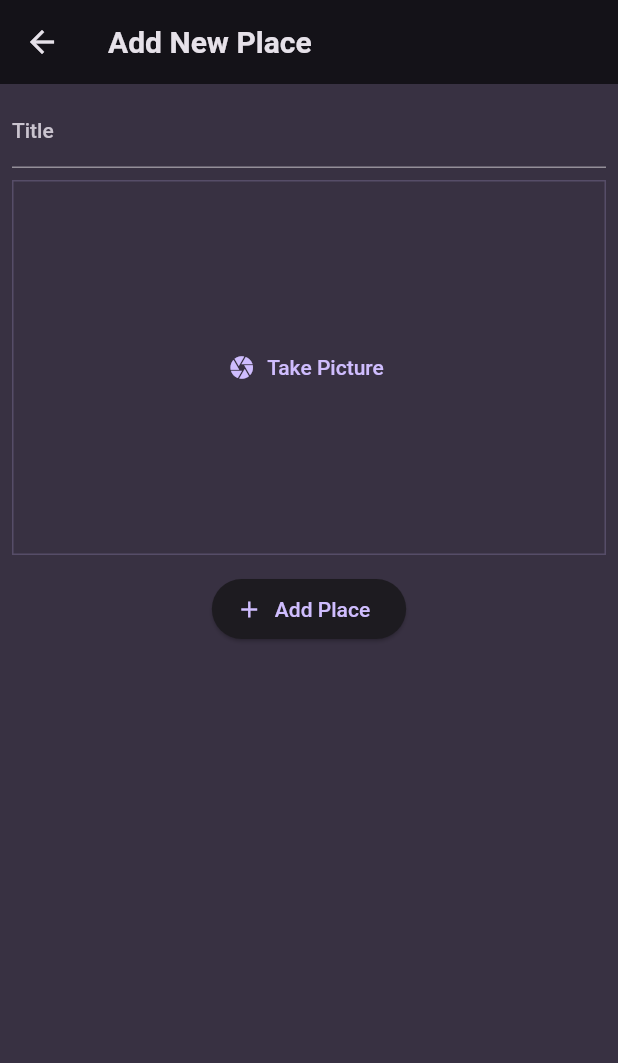
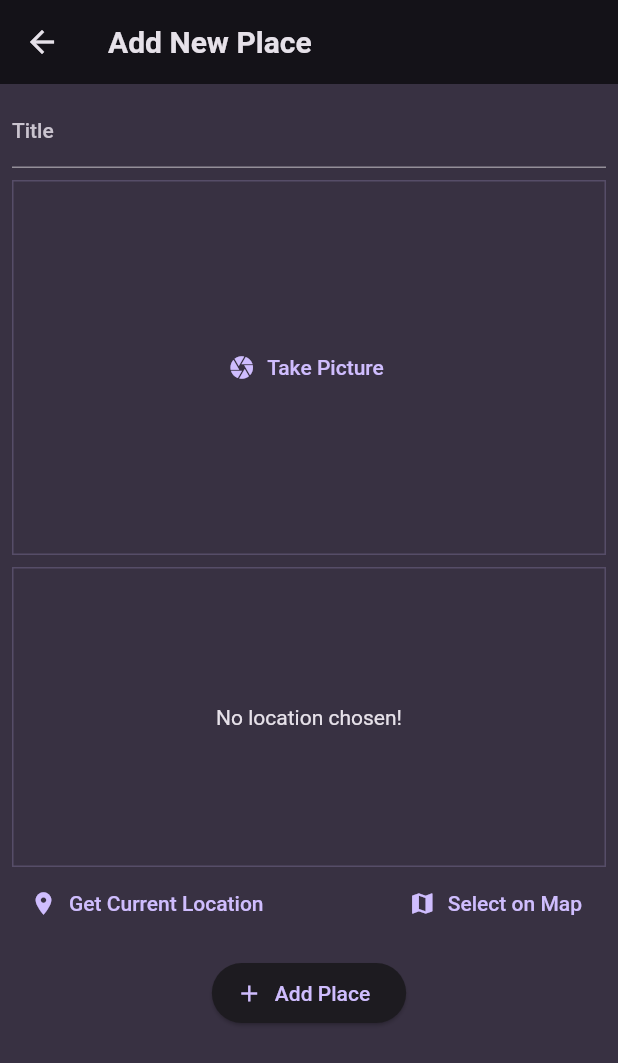
Before and after one commit to nhlynn/flutter_native_device_features, a Flutter app: the AddPlaceScreen screen opened directly, on a phone screen of 412 x 824 dp. Shown: the top 1063 px of the screen. Run offline on Flutter 3.47's test engine with Material 2 defaults, Android fonts, the phone set to English and light mode, and no system bars; our stand-ins replace flutter_riverpod, google_fonts, google_maps_flutter, image_picker, location, sqflite; accounts and stored records are empty.

Commit message:
complete project

```diff
--- a/lib/model/place.dart
+++ b/lib/model/place.dart
@@ -3,10 +3,28 @@ import 'dart:io';
 
 const uuid = Uuid();
 
+class PlaceLocation {
+  const PlaceLocation({
+    required this.latitude,
+    required this.longitude,
+    required this.address,
+  });
+
+  final double latitude;
+  final double longitude;
+  final String address;
+}
+
 class Place {
-  Place({required this.title, required this.selectImage}) : id = uuid.v4();
+  Place({
+    required this.title,
+    required this.selectImage,
+    required this.placeLocation,
+    id
+  }) : id = id ?? uuid.v4();
 
   final String id;
   final String title;
   final File selectImage;
+  final PlaceLocation placeLocation;
 }
--- a/lib/screen/add_place.dart
+++ b/lib/screen/add_place.dart
@@ -2,6 +2,7 @@ import 'package:flutter/material.dart';
 import 'package:flutter_native_device_features/model/place.dart';
 import 'package:flutter_native_device_features/provider/place_provider.dart';
 import 'package:flutter_native_device_features/widget/image_input.dart';
+import 'package:flutter_native_device_features/widget/location_input.dart';
 import 'package:flutter_riverpod/flutter_riverpod.dart';
 import 'dart:io';
 
@@ -15,15 +16,19 @@ class AddPlaceScreen extends ConsumerStatefulWidget {
 class _AddPlaceScreenState extends ConsumerState<AddPlaceScreen> {
   final titleController = TextEditingController();
   File? _selectImage;
+  PlaceLocation? _placeLocation;
 
-  void savePlace() {
-    if (titleController.text.isEmpty || _selectImage == null) {
+  void _savePlace() {
+    if (titleController.text.isEmpty ||
+        _selectImage == null ||
+        _placeLocation == null) {
       return;
     }
 
     var place = Place(
       title: titleController.text.trim().toString(),
       selectImage: _selectImage!,
+      placeLocation: _placeLocation!,
     );
     ref.read(placeProvider.notifier).addPlace(place);
     Navigator.of(context).pop();
@@ -62,10 +67,20 @@ class _AddPlaceScreenState extends ConsumerState<AddPlaceScreen> {
                 });
               }),
               const SizedBox(
+                height: 8,
+              ),
+              LocationInput(
+                onSelectLocation: (location) {
+                  setState(() {
+                    _placeLocation = location;
+                  });
+                },
+              ),
+              const SizedBox(
                 height: 12,
               ),
               ElevatedButton.icon(
-                onPressed: savePlace,
+                onPressed: _savePlace,
                 icon: const Icon(Icons.add),
                 label: const Text('Add Place'),
               ),
--- /dev/null
+++ b/lib/widget/location_input.dart
@@ -0,0 +1,155 @@
+import 'dart:convert';
+
+import 'package:flutter/material.dart';
+import 'package:flutter_native_device_features/model/place.dart';
+import 'package:flutter_native_device_features/screen/map.dart';
+import 'package:google_maps_flutter/google_maps_flutter.dart';
+import 'package:location/location.dart';
+import 'package:http/http.dart' as http;
+
+class LocationInput extends StatefulWidget {
+  const LocationInput({
+    super.key,
+    required this.onSelectLocation,
+  });
+
+  final void Function(PlaceLocation location) onSelectLocation;
+
+  @override
+  State<LocationInput> createState() => _LocationInputState();
+}
+
+class _LocationInputState extends State<LocationInput> {
+  PlaceLocation? _pickLocation;
+  var _isGettingLocation = false;
+
+  String get locationImage {
+    if (_pickLocation == null) {
+      return '';
+    }
+    final lat = _pickLocation?.latitude;
+    final lng = _pickLocation?.longitude;
+    return "https://maps.googleapis.com/maps/api/staticmap?center=$lat,$lng&zoom=16&size=600x300&maptype=roadmap &markers=color:red %7Clabel:A%7C$lat,$lng &key=AIzaSyDLcwxUggpPZo8lcbH0TB4Crq5SJjtj4ag";
+  }
+
+  Future<void> _savePlace(double latitude, double longitude) async{
+    final url = Uri.parse(
+        'https://maps.googleapis.com/maps/api/geocode/json?latlng=$latitude,$longitude&key=AIzaSyDLcwxUggpPZo8lcbH0TB4Crq5SJjtj4ag');
+    final httpResponse = await http.get(url);
+    final response = jsonDecode(httpResponse.body);
+    final address = response['results'][0]['formatted_address'];
+
+    setState(() {
+      _pickLocation =
+          PlaceLocation(latitude: latitude, longitude: longitude, address: address);
+      _isGettingLocation = false;
+    });
+
+    widget.onSelectLocation(_pickLocation!);
+  }
+
+  void _getCurrentLocation() async {
+    Location location = Location();
+
+    bool serviceEnabled;
+    PermissionStatus permissionGranted;
+    LocationData locationData;
+
+    serviceEnabled = await location.serviceEnabled();
+    if (!serviceEnabled) {
+      serviceEnabled = await location.requestService();
+      if (!serviceEnabled) {
+        return;
+      }
+    }
+
+    permissionGranted = await location.hasPermission();
+    if (permissionGranted == PermissionStatus.denied) {
+      permissionGranted = await location.requestPermission();
+      if (permissionGranted != PermissionStatus.granted) {
+        return;
+      }
+    }
+
+    setState(() {
+      _isGettingLocation = true;
+    });
+
+    locationData = await location.getLocation();
+    final lat = locationData.latitude!;
+    final lng = locationData.longitude!;
+
+   _savePlace(lat, lng);
+  }
+
+  void _selectOnMap() async{
+    final pickedLocation = await Navigator.of(context).push<LatLng>(
+      MaterialPageRoute(
+        builder: (ctx) => const MapScreen(
+          isSelecting: true,
+        ),
+      ),
+    );
+    if(pickedLocation == null){
+      return;
+    }
+
+    _savePlace(pickedLocation.latitude, pickedLocation.longitude);
+  }
+
+  @override
+  Widget build(BuildContext context) {
+    Widget mainContent = Center(
+      child: Text(
+        'No location chosen!',
+        style: TextStyle(color: Theme.of(context).colorScheme.onBackground),
+      ),
+    );
+
+    if (_pickLocation != null) {
+      mainContent = Image.network(
+        locationImage,
+        fit: BoxFit.cover,
+        width: double.infinity,
+        height: double.infinity,
+      );
+    }
+
+    if (_isGettingLocation) {
+      mainContent = const Center(child: CircularProgressIndicator());
+    }
+
+    return Column(
+      children: [
+        Container(
+          height: 200,
+          width: double.infinity,
+          decoration: BoxDecoration(
+              border: Border.all(
+            width: 1,
+            color: Theme.of(context).colorScheme.primary.withOpacity(0.2),
+          )),
+          alignment: Alignment.center,
+          child: mainContent,
+        ),
+        Row(
+          children: [
+            TextButton.icon(
+              onPressed: () async {
+                _getCurrentLocation();
+              },
+              icon: const Icon(Icons.location_on),
+              label: const Text('Get Current Location'),
+            ),
+            const Spacer(),
+            TextButton.icon(
+              onPressed: _selectOnMap,
+              icon: const Icon(Icons.map),
+              label: const Text('Select on Map'),
+            ),
+          ],
+        )
+      ],
+    );
+  }
+}
--- a/pubspec.yaml
+++ b/pubspec.yaml
@@ -39,6 +39,11 @@ dependencies:
   flutter_riverpod: ^2.3.6
   uuid: ^3.0.7
   image_picker: ^1.0.0
+  location: ^4.4.0
+  http: ^1.1.0
+  google_maps_flutter: ^2.3.1
+  path_provider: ^2.0.15
+  sqflite: ^2.2.8+4
 
 dev_dependencies:
   flutter_test:
```
Also changed, not shown: lib/provider/place_provider.dart (+67 -3 lines), lib/screen/map.dart (added, +71 -0 lines), lib/screen/place_detail.dart (+57 -1 lines), lib/screen/places.dart (+27 -3 lines), lib/widget/place_item.dart (+9 -2 lines), pubspec.lock, 5 other files.
